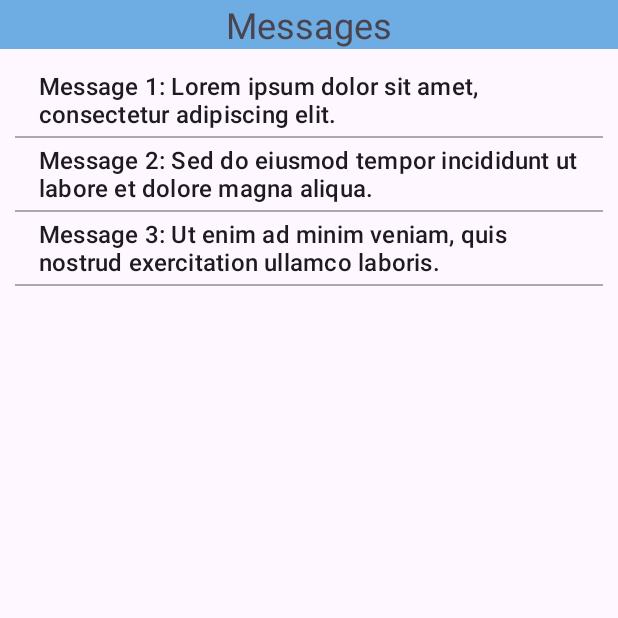
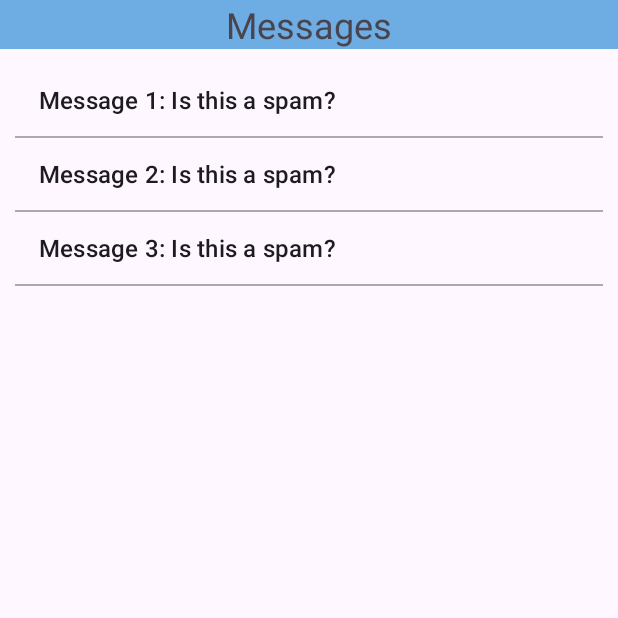
Before and after one commit to Cuzza312/SmishingDetection, an Android app: the screen it shows after launch (MainActivity), on a phone screen of 412 x 824 dp, the top half of it. Run offline under Robolectric (Android 15) with nearby library versions, the phone set to English and light mode, and no system bars.

```diff
--- a/app/src/main/java/com/example/myapplication/MainActivity.java
+++ b/app/src/main/java/com/example/myapplication/MainActivity.java
@@ -38,9 +38,9 @@ public class MainActivity extends Activity {
     private void loadAndDisplayMessages() {
         // Sample data for messages (replace with your own data)
         String[] messages = {
-                "Message 1: Lorem ipsum dolor sit amet, consectetur adipiscing elit.",
-                "Message 2: Sed do eiusmod tempor incididunt ut labore et dolore magna aliqua.",
-                "Message 3: Ut enim ad minim veniam, quis nostrud exercitation ullamco laboris."
+                "Message 1: Is this a spam?",
+                "Message 2: Is this a spam?",
+                "Message 3: Is this a spam?"
 
         };
 
```
